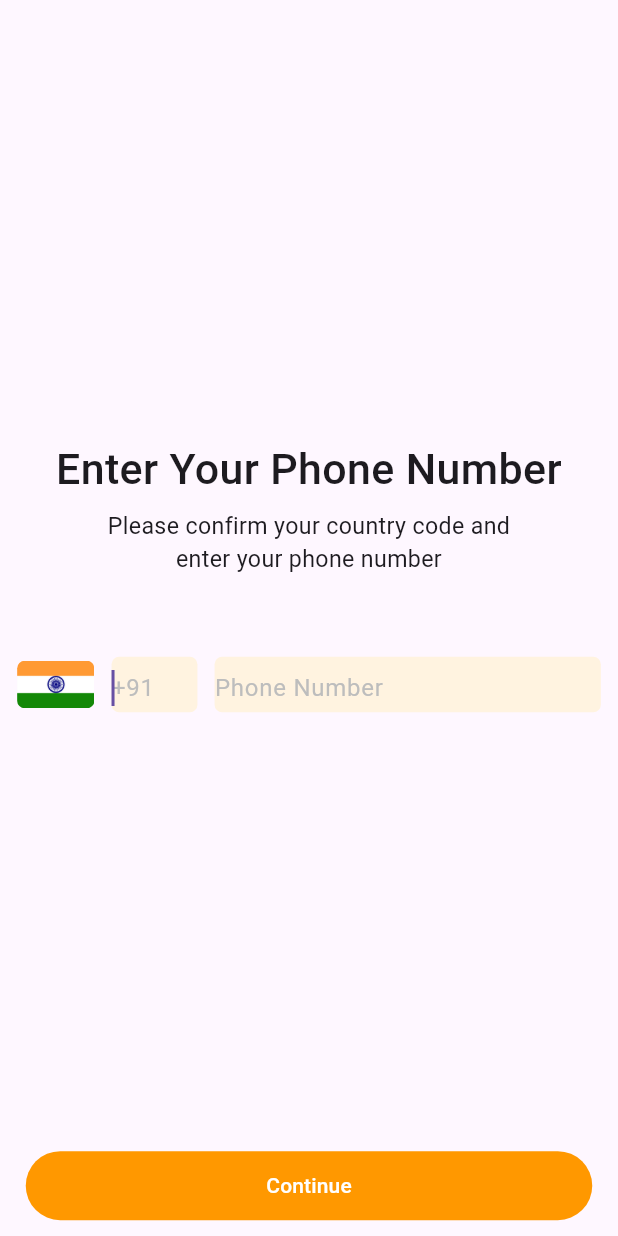
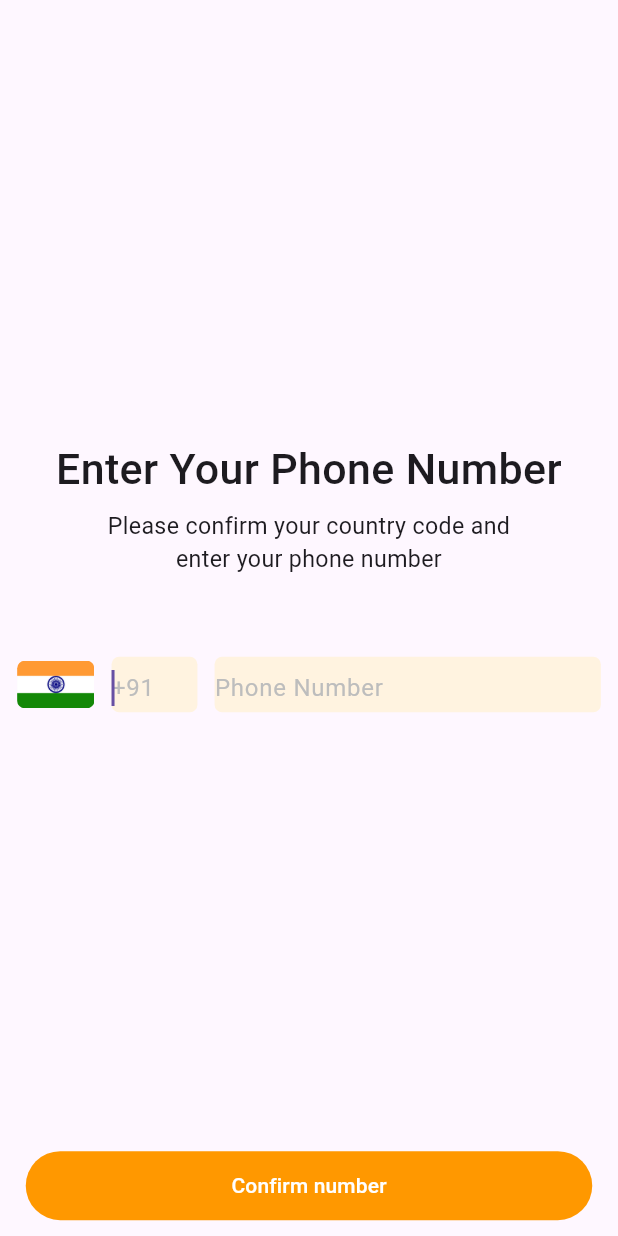
Before and after one commit to AdilUbaid/ChatApp, a Flutter app: the NumberRegScreen screen opened directly, on a phone screen of 412 x 824 dp. Run offline on Flutter 3.47's test engine with Material 2 defaults, Android fonts, the phone set to English and light mode, and no system bars; our stand-ins replace firebase_auth, firebase_core, flutter_screenutil, flutter_slidable, flutter_speed_dial, image_picker and 1 more; accounts and stored records are empty; network calls fail.

Commit message:
commit290323

```diff
--- a/lib/screens/number_register_screen/number_registration_screen.dart
+++ b/lib/screens/number_register_screen/number_registration_screen.dart
@@ -1,12 +1,16 @@
 import 'package:chitchat/widgets/welcome_button.dart';
+import 'package:firebase_auth/firebase_auth.dart';
 import 'package:flutter/material.dart';
 import 'package:flutter_screenutil/flutter_screenutil.dart';
 
 class NumberRegScreen extends StatelessWidget {
-  const NumberRegScreen({super.key});
-
+  NumberRegScreen({super.key});
+  final countryCodeController = TextEditingController();
+  final phoneNumberController = TextEditingController();
   @override
   Widget build(BuildContext context) {
+    // final countryCodeController = TextEditingController();
+
     return Scaffold(
       body: SafeArea(
           child: Center(
@@ -37,8 +41,7 @@ class NumberRegScreen extends StatelessWidget {
                         style: TextStyle(fontSize: 27.sp),
                         textAlign: TextAlign.center,
                       )),
-                  ConstrainedBox(
-                      constraints: BoxConstraints(minHeight: 102.h)),
+                  ConstrainedBox(constraints: BoxConstraints(minHeight: 102.h)),
                   Row(
                     mainAxisAlignment: MainAxisAlignment.spaceEvenly,
                     children: [
@@ -48,7 +51,7 @@ class NumberRegScreen extends StatelessWidget {
                         width: 90.w,
                         decoration: BoxDecoration(
                             borderRadius: BorderRadius.circular(5),
-                            image:const DecorationImage(
+                            image: const DecorationImage(
                                 fit: BoxFit.fitWidth,
                                 image: AssetImage(
                                     'assets/images/Flag_of_India.png'))),
@@ -62,6 +65,7 @@ class NumberRegScreen extends StatelessWidget {
                         // color: Colors.orange.shade100,
                         width: 100.w,
                         child: TextField(
+                          controller: countryCodeController,
                           autofocus: true,
                           decoration: InputDecoration(
                               border: InputBorder.none,
@@ -79,6 +83,7 @@ class NumberRegScreen extends StatelessWidget {
                         // color: Colors.orange.shade100,
                         width: 450.w,
                         child: TextField(
+                          controller: phoneNumberController,
                           decoration: InputDecoration(
                               border: InputBorder.none,
                               hintText: 'Phone Number ',
@@ -93,8 +98,9 @@ class NumberRegScreen extends StatelessWidget {
             ),
             Padding(
               padding: EdgeInsets.only(bottom: 20.h),
-              child: const WelcomeButton(
-                textOfButton: "Continue",
+              child: WelcomeButton(
+                function: authFunction(),
+                textOfButton: "Confirm number",
                 pageNumber: 1,
               ),
             )
@@ -103,4 +109,18 @@ class NumberRegScreen extends StatelessWidget {
       )),
     );
   }
+
+  authFunction() async {
+    {
+      await FirebaseAuth.instance.verifyPhoneNumber(
+        phoneNumber: '+91 9961 755 401',
+        verificationCompleted: (PhoneAuthCredential credential) {},
+        verificationFailed: (FirebaseAuthException e) {},
+        codeSent: (String verificationId, int? resendToken) {},
+        codeAutoRetrievalTimeout: (String verificationId) {},
+      );
+      // Navigator.push(context,
+      //     MaterialPageRoute(builder: (context) => const OtpScreen()));
+    }
+  }
 }
--- a/lib/widgets/welcome_button.dart
+++ b/lib/widgets/welcome_button.dart
@@ -1,18 +1,21 @@
 import 'package:chitchat/screens/profile_setup_screen/profile_setup_screen.dart';
+import 'package:firebase_auth/firebase_auth.dart';
 import 'package:flutter/material.dart';
 import 'package:flutter_screenutil/flutter_screenutil.dart';
 
 import '../screens/constants.dart';
 import '../screens/home_screen/home_screen.dart';
 import '../screens/number_register_screen/number_registration_screen.dart';
+import '../screens/number_register_screen/otp_screen.dart';
 
 class WelcomeButton extends StatelessWidget {
   final String textOfButton;
   final int pageNumber;
+  final Future? function;
   const WelcomeButton({
     super.key,
     required this.textOfButton,
-    required this.pageNumber,
+    required this.pageNumber,  this.function,
   });
 
   @override
@@ -30,25 +33,40 @@ class WelcomeButton extends StatelessWidget {
             ),
         child: Text(
           textOfButton,
-          style:const TextStyle(color: whiteColor),
+          style: const TextStyle(color: whiteColor),
         ),
       ),
     );
   }
 
-  pageNavigator(number, context) {
+  pageNavigator(number, context) async {
     switch (number) {
       case 0:
-        Navigator.push(context,
-            MaterialPageRoute(builder: (context) => const NumberRegScreen()));
+        {
+          Navigator.push(context,
+              MaterialPageRoute(builder: (context) => NumberRegScreen()));
+        }
         break;
       case 1:
+        {
+          await FirebaseAuth.instance.verifyPhoneNumber(
+            // phoneNumber: '${contr}',
+            verificationCompleted: (PhoneAuthCredential credential) {},
+            verificationFailed: (FirebaseAuthException e) {},
+            codeSent: (String verificationId, int? resendToken) {},
+            codeAutoRetrievalTimeout: (String verificationId) {},
+          );
+          // Navigator.push(context,
+          //     MaterialPageRoute(builder: (context) => const OtpScreen()));
+        }
+        break;
+      case 2:
         Navigator.push(
             context,
             MaterialPageRoute(
                 builder: (context) => const ProfileSetupScreen()));
         break;
-      case 2:
+      case 3:
         Navigator.push(context,
             MaterialPageRoute(builder: (context) => const HomeScreen()));
         break;
--- a/pubspec.yaml
+++ b/pubspec.yaml
@@ -34,10 +34,12 @@ dependencies:
   lottie: ^2.3.0
   flutter_screenutil: ^5.7.0
   flutter_slidable: ^2.0.0
-  audio_waveforms: ^1.0.3
   audioplayers: ^3.0.1
   image_picker: ^0.8.7
   flutter_speed_dial: ^6.2.0
+  cloud_firestore: ^4.4.5
+  firebase_auth: ^4.3.0
+  firebase_core: ^2.8.0
 dev_dependencies:
   flutter_lints: ^2.0.0
   flutter_test:
```
Also changed, not shown: lib/main.dart (+9 -5 lines), lib/screens/number_register_screen/otp_screen.dart (added, +75 -0 lines), lib/screens/profile_setup_screen/profile_setup_screen.dart (+8 -7 lines), pubspec.lock, 4 other files.
